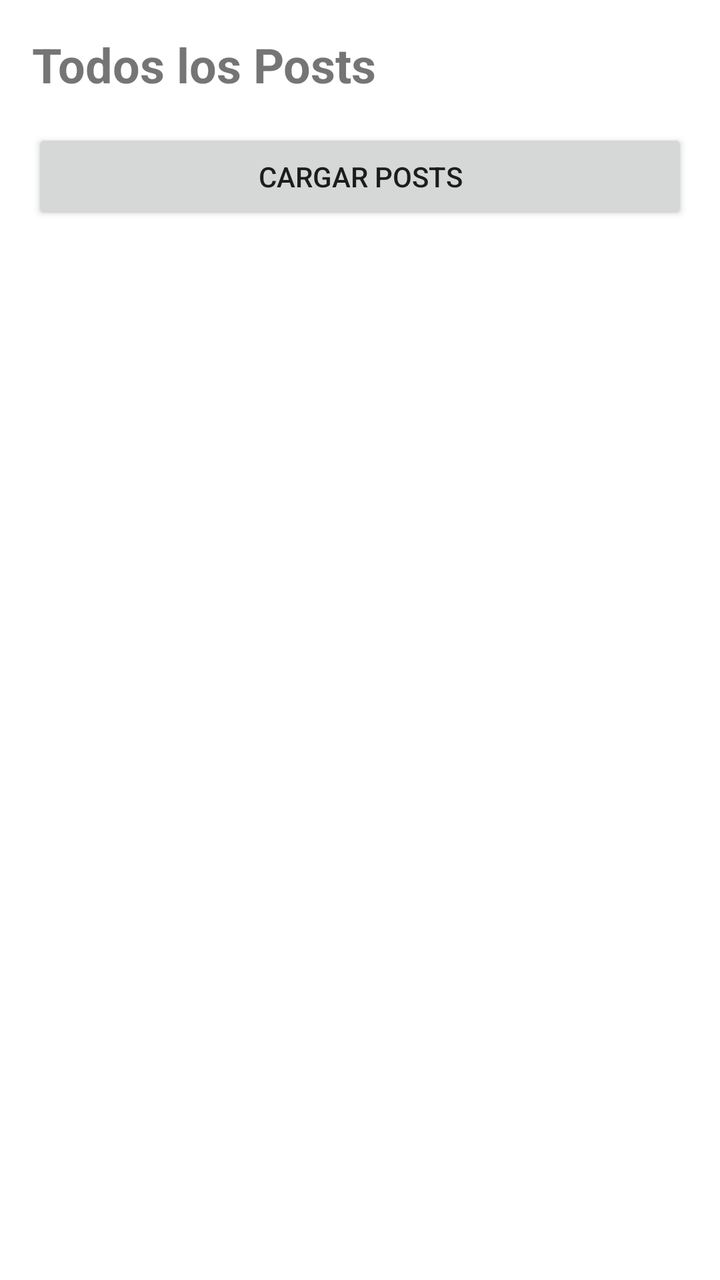
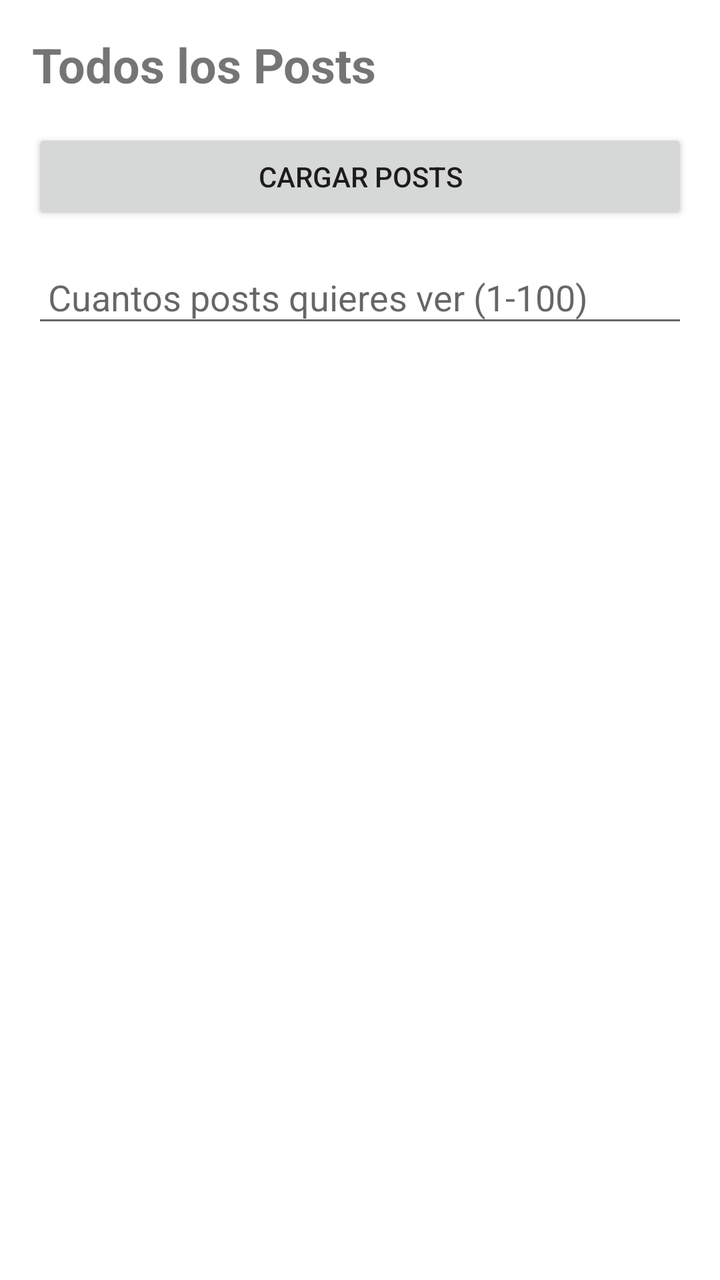

The first picture is an Android layout as it rendered before a commit; the second is the same layout after the commit. The layout source and the unified diff follow.
<!-- AndroidManifest.xml: application theme Theme.Entregable_Retrofit -->
<!-- res/layout/activity_act1.xml -->
<?xml version="1.0" encoding="utf-8"?>
<LinearLayout xmlns:android="http://schemas.android.com/apk/res/android"
    android:layout_width="match_parent"
    android:layout_height="match_parent"
    android:orientation="vertical"
    android:padding="16dp">

    <TextView
        android:layout_width="match_parent"
        android:layout_height="wrap_content"
        android:text="Todos los Posts"
        android:textSize="24sp"
        android:textStyle="bold"
        android:layout_marginBottom="16dp" />

    <Button
        android:id="@+id/btnCargar"
        android:layout_width="match_parent"
        android:layout_height="wrap_content"
        android:text="Cargar Posts"
        android:layout_marginBottom="16dp" />

    <ProgressBar
        android:id="@+id/progressBar"
        android:layout_width="wrap_content"
        android:layout_height="wrap_content"
        android:layout_gravity="center"
        android:visibility="gone"
        android:layout_marginBottom="16dp" />

    <androidx.recyclerview.widget.RecyclerView
        android:id="@+id/recyclerViewPosts"
        android:layout_width="match_parent"
        android:layout_height="match_parent" />

</LinearLayout>
<!-- resources referenced by this layout -->
<resources>
  <style name="Theme.Entregable_Retrofit" parent="Theme.MaterialComponents.DayNight.DarkActionBar">
          
          <item name="colorPrimary">@color/purple_500</item>
          <item name="colorPrimaryVariant">@color/purple_700</item>
          <item name="colorOnPrimary">@color/white</item>
          
          <item name="colorSecondary">@color/teal_200</item>
          <item name="colorSecondaryVariant">@color/teal_700</item>
          <item name="colorOnSecondary">@color/black</item>
          
          <item name="android:statusBarColor">?attr/colorPrimaryVariant</item>
          
      </style>
  <color name="purple_500">#FF6200EE</color>
  <color name="purple_700">#FF3700B3</color>
  <color name="white">#FFFFFFFF</color>
  <color name="teal_200">#FF03DAC5</color>
  <color name="teal_700">#FF018786</color>
  <color name="black">#FF000000</color>
</resources>

<!-- the commit's change to res/layout/activity_act1.xml (unified diff, before → after) -->
@@ -20,6 +20,15 @@
         android:text="Cargar Posts"
         android:layout_marginBottom="16dp" />
 
+    <EditText
+        android:id="@+id/editTextCantidadPosts"
+        android:layout_width="match_parent"
+        android:layout_height="wrap_content"
+        android:hint="Cuantos posts quieres ver (1-100)"
+        android:inputType="number"
+        android:padding="8dp"
+        android:layout_marginBottom="16dp" />
+
     <ProgressBar
         android:id="@+id/progressBar"
         android:layout_width="wrap_content"
